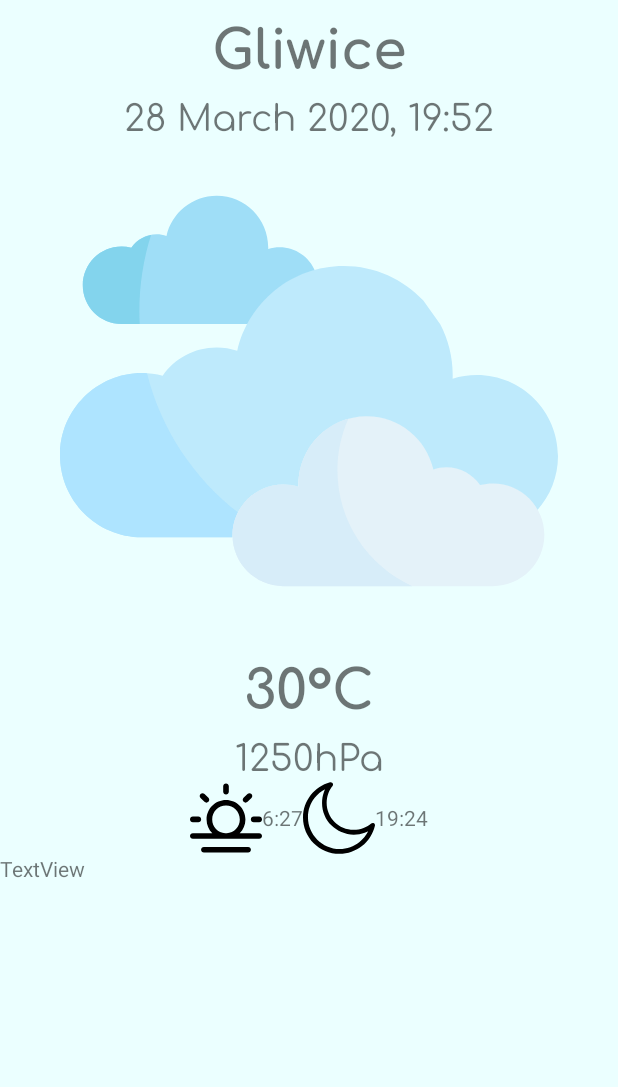
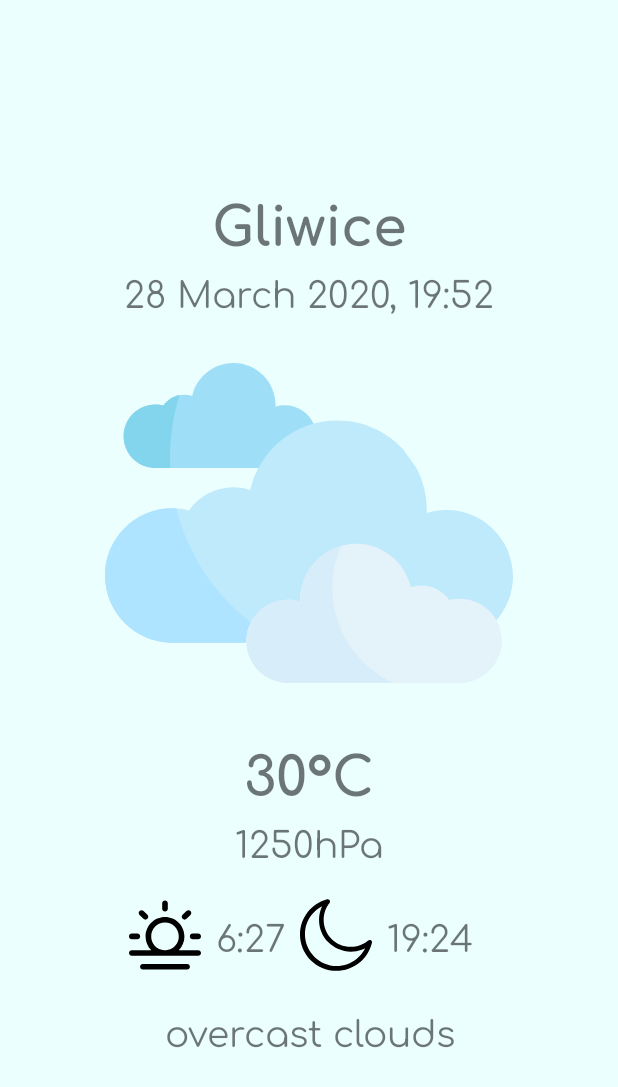
Before and after one commit to colunira/WeatherAPI, an Android app: the fragment WeatherFragment placed in its activity, on a phone screen of 412 x 824 dp. Shown: the top 1087 px of the screen. Run offline under Robolectric (Android 15) with nearby library versions, the light colour scheme and no system bars.

Commit message:
Weather fragment ready

```diff
--- a/app/src/main/res/layout/fragment_weather.xml
+++ b/app/src/main/res/layout/fragment_weather.xml
@@ -8,8 +8,10 @@
 
     <LinearLayout
         android:layout_width="match_parent"
-        android:layout_height="match_parent"
-        android:orientation="vertical">
+        android:layout_height="wrap_content"
+        android:layout_gravity="center"
+        android:orientation="vertical"
+        android:paddingHorizontal="30dp ">
 
         <TextView
             android:id="@+id/cityNameText"
@@ -56,51 +58,61 @@
             android:textSize="24sp" />
 
         <RelativeLayout
+            android:layout_width="wrap_content"
+            android:layout_height="wrap_content"
             android:layout_gravity="center_horizontal"
-            android:layout_width="wrap_content"
-            android:layout_height="wrap_content">
+            android:paddingVertical="20dp">
 
             <ImageView
                 android:id="@+id/sunriseImage"
                 android:layout_width="wrap_content"
                 android:layout_height="wrap_content"
+                android:layout_alignParentLeft="true"
                 android:layout_weight="1"
-                android:src="@drawable/ic_sunrise"
-                android:layout_alignParentLeft="true"/>
+                android:src="@drawable/ic_sunrise" />
 
             <TextView
                 android:id="@+id/sunriseTimeText"
                 android:layout_width="wrap_content"
                 android:layout_height="wrap_content"
+                android:layout_centerVertical="true"
+                android:layout_toRightOf="@+id/sunriseImage"
                 android:layout_weight="1"
+                android:fontFamily="@font/comfortaa"
+                android:paddingHorizontal="10dp"
                 android:text="6:27"
-                android:layout_centerVertical="true"
-                android:layout_toRightOf="@+id/sunriseImage"/>
+                android:textSize="24sp" />
 
             <ImageView
                 android:id="@+id/sunsetImage"
                 android:layout_width="wrap_content"
                 android:layout_height="wrap_content"
+                android:layout_centerVertical="true"
+                android:layout_toRightOf="@+id/sunriseTimeText"
                 android:layout_weight="1"
-                android:src="@drawable/ic_moon_48"
-                android:layout_toRightOf="@+id/sunriseTimeText"
-                android:layout_centerVertical="true"/>
+                android:src="@drawable/ic_moon_48" />
 
             <TextView
                 android:id="@+id/sunsetTimeText"
                 android:layout_width="wrap_content"
                 android:layout_height="wrap_content"
+                android:layout_centerVertical="true"
+                android:layout_toRightOf="@+id/sunsetImage"
                 android:layout_weight="1"
+                android:fontFamily="@font/comfortaa"
+                android:paddingHorizontal="10dp"
                 android:text="19:24"
-                android:layout_toRightOf="@+id/sunsetImage"
-                android:layout_centerVertical="true"/>
+                android:textSize="24sp" />
         </RelativeLayout>
 
         <TextView
-            android:id="@+id/textView7"
+            android:id="@+id/weatherDescText"
             android:layout_width="match_parent"
             android:layout_height="wrap_content"
-            android:text="TextView" />
+            android:fontFamily="@font/comfortaa"
+            android:text="overcast clouds"
+            android:textAlignment="center"
+            android:textSize="24sp" />
 
     </LinearLayout>
 </FrameLayout>
```
